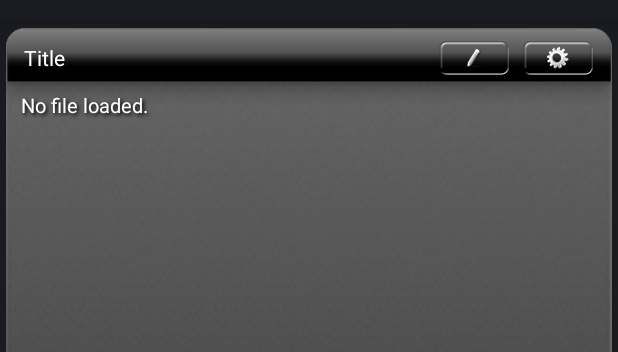
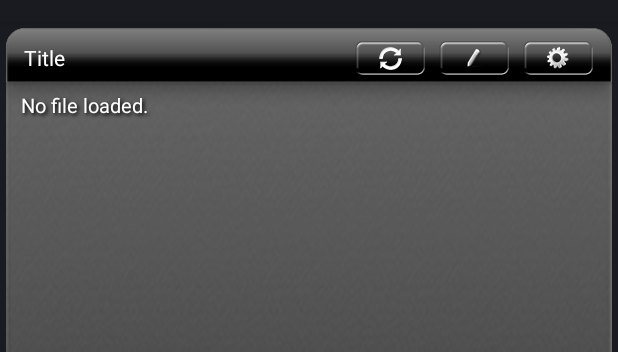
Before and after one commit to dinfinity/TextFile-Viewer-Widget, an Android app: the layout main.xml on its own in the app's theme, with its tools: preview values and no code run, on a phone screen of 412 x 824 dp, the part 62-414 px from its top. Run offline under Robolectric (Android 15) with nearby library versions, the phone set to English and light mode, and no system bars.

Commit message:
- Actually add refresh button in interface and remove filePath preference

```diff
--- a/app/src/main/res/layout/main.xml
+++ b/app/src/main/res/layout/main.xml
@@ -26,6 +26,22 @@
             android:textColor="#fff" >
 
         </TextView>
+
+        <ImageButton
+            android:id="@+id/refreshButton"
+            android:layout_width="48dp"
+            android:layout_height="24dp"
+            android:layout_gravity="center_vertical"
+            android:layout_marginRight="8dp"
+            android:layout_weight="0"
+            android:background="@drawable/button_selector"
+            android:clickable="true"
+            android:focusable="false"
+            android:focusableInTouchMode="false"
+            android:hapticFeedbackEnabled="true"
+            android:scaleType="center"
+            android:src="@drawable/refresh"
+            android:visibility="visible" />
 
         <ImageButton
             android:id="@+id/editButton"
--- a/app/src/main/res/xml/preferences.xml
+++ b/app/src/main/res/xml/preferences.xml
@@ -1,6 +1,5 @@
 <?xml version="1.0" encoding="utf-8"?>
 <PreferenceScreen
   xmlns:android="http://schemas.android.com/apk/res/android" android:key="preferences">
-<Preference android:title="@string/file_path" android:summary="@string/no_file_loaded" android:key="filePath"/>
 <Preference android:title="@string/file_uri" android:summary="@string/no_file_loaded" android:key="fileUri"/>
 </PreferenceScreen>
```
